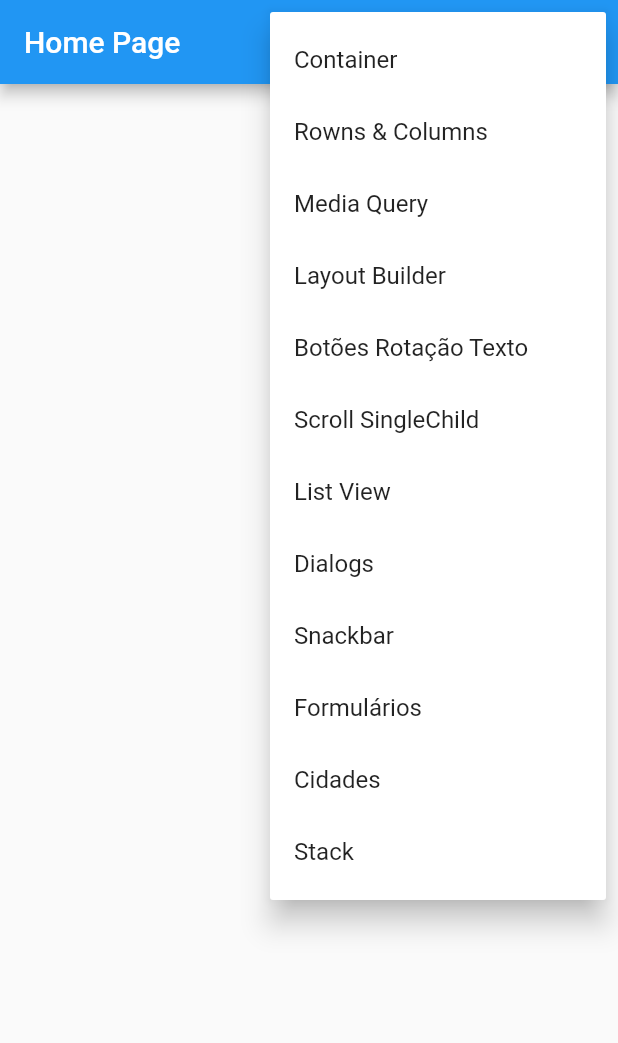
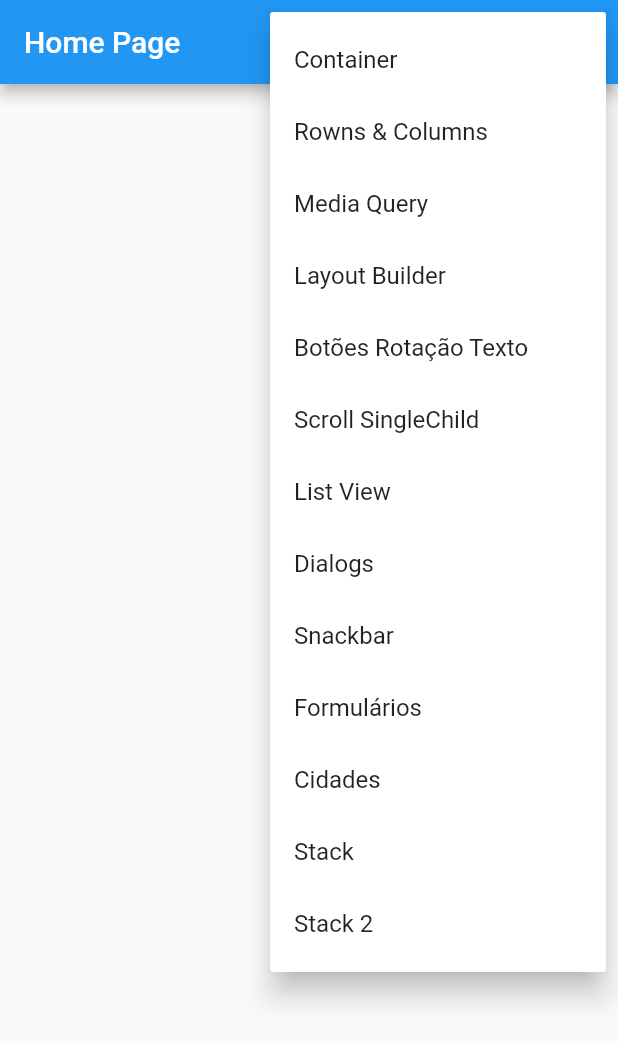
Before and after one commit to JnrMoraes/flutter-popup-menu, a Flutter app: the screen it shows after launch, after a tap on the "more vert" icon, on a phone screen of 412 x 824 dp. Shown: the top 1043 px of the screen. Run offline on Flutter 3.47's test engine with Material 2 defaults, Android fonts, the phone set to English and light mode, and no system bars; our stand-ins replace device_preview; network calls fail.

Commit message:
Stack- criando page com imagem, card elevation

```diff
--- a/lib/main.dart
+++ b/lib/main.dart
@@ -13,6 +13,7 @@ import 'pages/rows_columns/row_column_page.dart';
 import 'pages/scrolls/list_view_page.dart';
 import 'pages/scrolls/single_child_scroll_view_page.dart';
 import 'pages/snackbar/snackbar_page.dart';
+import 'pages/stack/stack2_page.dart';
 import 'pages/stack/stack_page.dart';
 
 void main() {
@@ -51,6 +52,7 @@ class MyApp extends StatelessWidget {
         '/forms': (_) => const FormularioPage(),
         '/cidades': (_) => const CidadesPage(),
         '/stack': (_) => const StackPage(),
+        '/stack/page2': (_) => const Stack2Page(),
 
       },
     );
--- a/lib/pages/home/home_page.dart
+++ b/lib/pages/home/home_page.dart
@@ -13,6 +13,7 @@ enum PopupMenuPages {
   forms,
   cidades,
   stack,
+  stack2,
 }
 
 class HomePage extends StatelessWidget {
@@ -59,8 +60,11 @@ class HomePage extends StatelessWidget {
                   break;
                 case PopupMenuPages.cidades:
                   Navigator.of(context).pushNamed('/cidades');
-                  break;case PopupMenuPages.stack:
+                  break;
+                case PopupMenuPages.stack:
                   Navigator.of(context).pushNamed('/stack');
+                  break;case PopupMenuPages.stack2:
+                  Navigator.of(context).pushNamed('/stack/page2');
                   break;
               }
             },
@@ -109,9 +113,13 @@ class HomePage extends StatelessWidget {
                 const PopupMenuItem<PopupMenuPages>(
                   value: PopupMenuPages.cidades,
                   child: Text('Cidades'),
-                ),const PopupMenuItem<PopupMenuPages>(
+                ),
+                const PopupMenuItem<PopupMenuPages>(
                   value: PopupMenuPages.stack,
                   child: Text('Stack'),
+                ),const PopupMenuItem<PopupMenuPages>(
+                  value: PopupMenuPages.stack2,
+                  child: Text('Stack 2'),
                 ),
               ];
             },
```
Also changed, not shown: lib/pages/stack/stack2_page.dart (added, +57 -0 lines).
